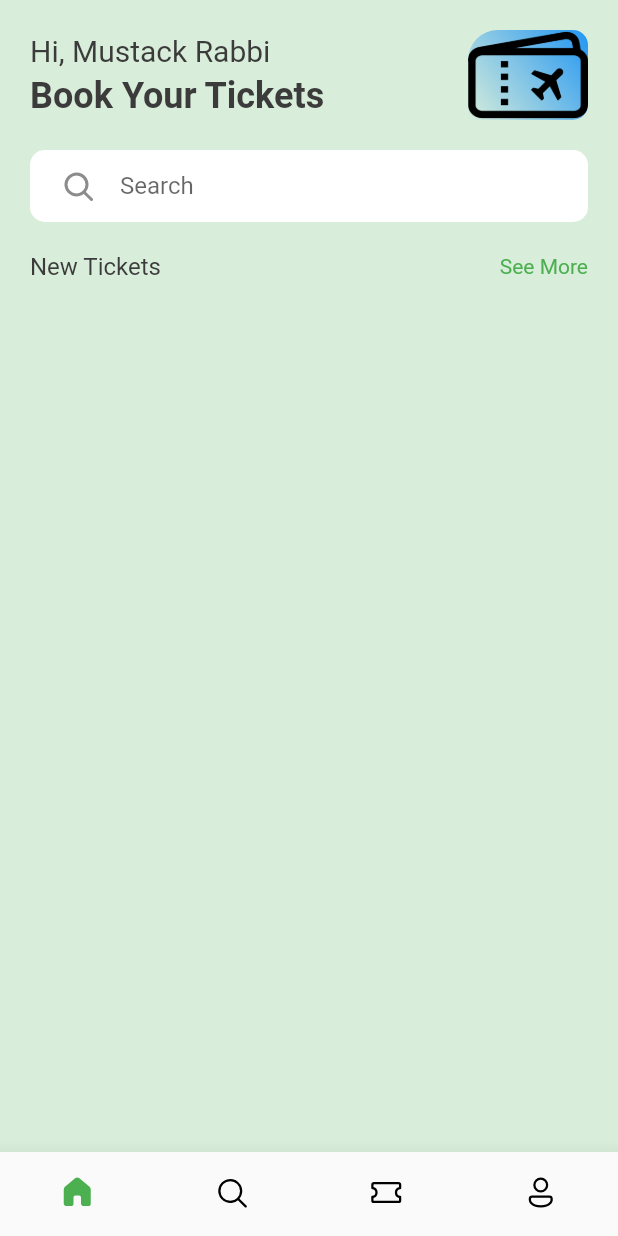
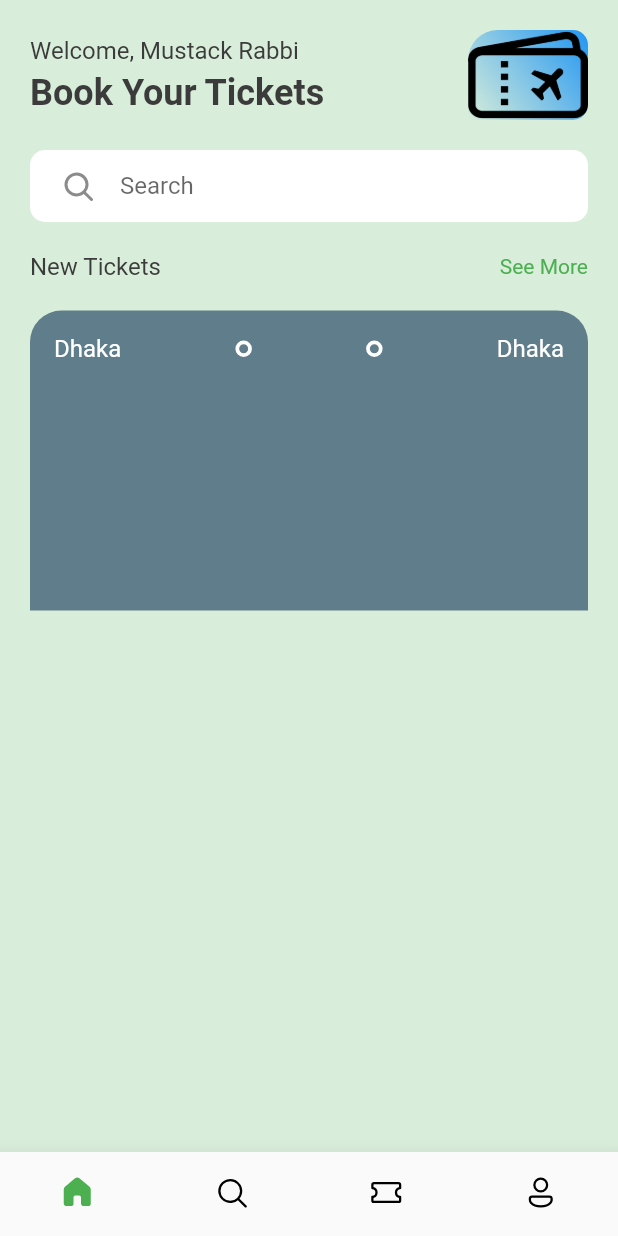
Before and after one commit to Mustack-Rabbi/Flutter_Class-05_Assignment, a Flutter app: the screen it shows after launch, on a phone screen of 412 x 824 dp. Run offline on Flutter 3.47's test engine with Material 2 defaults, Android fonts, the phone set to English and light mode, and no system bars; drawn by our look-alikes of animated_text_kit; our stand-ins replace fluentui_icons.

Commit message:
add home screen, ticket_view, circle_contrainer, widget folder etc

```diff
--- a/lib/screen/home_screen.dart
+++ b/lib/screen/home_screen.dart
@@ -1,4 +1,5 @@
 import 'package:animated_text_kit/animated_text_kit.dart';
+import 'package:class_05_assignment/screen/ticket_view.dart';
 import 'package:class_05_assignment/utlis/app_styles.dart';
 import 'package:fluentui_icons/fluentui_icons.dart';
 import 'package:flutter/material.dart';
@@ -26,8 +27,8 @@ class HomeScreen extends StatelessWidget {
                         AnimatedTextKit(
                           isRepeatingAnimation: false,
                           animatedTexts: [
-                            TypewriterAnimatedText("Hi, Mustack Rabbi",
-                                textStyle: Styles.headLine6,
+                            TypewriterAnimatedText("Welcome, Mustack Rabbi",
+                                textStyle: Styles.textStyle4,
                                 speed: Duration(milliseconds: 150)),
                           ],
                         ),
@@ -90,7 +91,11 @@ class HomeScreen extends StatelessWidget {
                       style: TextStyle(color: Colors.green),
                     )
                   ],
-                )
+                ),
+                SizedBox(
+                  height: 20,
+                ),
+                TicketView()
               ],
             ),
           ),
--- /dev/null
+++ b/lib/screen/ticket_view.dart
@@ -0,0 +1,48 @@
+import 'package:class_05_assignment/utlis/app_layout.dart';
+import 'package:class_05_assignment/utlis/app_styles.dart';
+import 'package:class_05_assignment/widget/circle_contrainer.dart';
+import 'package:flutter/material.dart';
+
+class TicketView extends StatelessWidget {
+  const TicketView({Key? key}) : super(key: key);
+
+  @override
+  Widget build(BuildContext context) {
+    final size = AppLayout.getSize(context);
+    return SizedBox(
+      width: size.width,
+      height: 200,
+      child: Container(
+        decoration: const BoxDecoration(
+          color: Colors.blueGrey,
+          borderRadius: const BorderRadius.only(
+            topLeft: const Radius.circular(21),
+            topRight: Radius.circular(21),
+          ),
+        ),
+        padding: const EdgeInsets.all(16),
+        child: Column(
+          children: [
+            Row(
+              children: [
+                Text(
+                  "Dhaka",
+                  style: Styles.textStyle4.copyWith(color: Colors.white),
+                ),
+                const Spacer(),
+                const CircleContainer(),
+                const Spacer(),
+                const CircleContainer(),
+                const Spacer(),
+                Text(
+                  "Dhaka",
+                  style: Styles.textStyle4.copyWith(color: Colors.white),
+                )
+              ],
+            )
+          ],
+        ),
+      ),
+    );
+  }
+}
--- /dev/null
+++ b/lib/utlis/app_layout.dart
@@ -0,0 +1,7 @@
+import 'package:flutter/material.dart';
+
+class AppLayout {
+  static getSize(BuildContext context) {
+    return MediaQuery.of(context).size;
+  }
+}
--- a/lib/utlis/app_styles.dart
+++ b/lib/utlis/app_styles.dart
@@ -12,6 +12,8 @@ class Styles {
       TextStyle(color: textColor, fontSize: 16, fontWeight: FontWeight.normal);
   static TextStyle textStyle3 =
       TextStyle(color: textColor, fontSize: 30, fontWeight: FontWeight.bold);
+  static TextStyle textStyle4 =
+      TextStyle(color: textColor, fontSize: 16, fontWeight: FontWeight.w400);
   //head line
   static TextStyle headLine1 =
       TextStyle(color: textColor, fontSize: 96, fontWeight: FontWeight.w300);
--- /dev/null
+++ b/lib/widget/circle_contrainer.dart
@@ -0,0 +1,15 @@
+import 'package:flutter/material.dart';
+
+class CircleContainer extends StatelessWidget {
+  const CircleContainer({Key? key}) : super(key: key);
+
+  @override
+  Widget build(BuildContext context) {
+    return Container(
+      padding: const EdgeInsets.all(3),
+      decoration: BoxDecoration(
+          borderRadius: BorderRadius.circular(20),
+          border: Border.all(color: Colors.white, width: 2.5)),
+    );
+  }
+}
```
